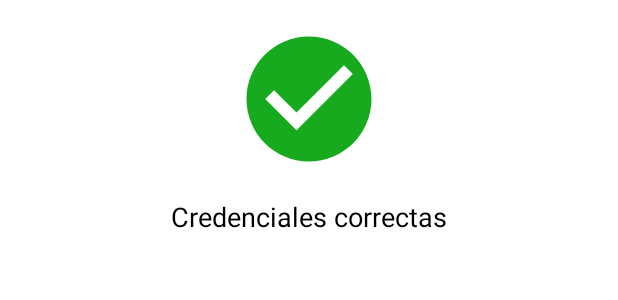
After one commit to jhossepsamuel231/movil_sesion3_2023, an Android app: the layout dialog_success.xml on its own in the app's theme, with its tools: preview values and no code run, on a phone screen of 412 x 824 dp. The commit adds this screen. Shown: the top 300 px of the screen. Run offline under Robolectric (Android 15) with nearby library versions, the phone set to English and light mode, and no system bars.

Commit message:
con Login version 2

```diff
--- /dev/null
+++ b/app/src/main/res/drawable/baseline_check_circle_24.xml
@@ -0,0 +1,5 @@
+<vector android:height="24dp" android:tint="#000000"
+    android:viewportHeight="24" android:viewportWidth="24"
+    android:width="24dp" xmlns:android="http://schemas.android.com/apk/res/android">
+    <path android:fillColor="@android:color/white" android:pathData="M12,2C6.48,2 2,6.48 2,12s4.48,10 10,10 10,-4.48 10,-10S17.52,2 12,2zM10,17l-5,-5 1.41,-1.41L10,14.17l7.59,-7.59L19,8l-9,9z"/>
+</vector>
--- /dev/null
+++ b/app/src/main/res/drawable/baseline_exit_to_app_24.xml
@@ -0,0 +1,5 @@
+<vector android:autoMirrored="true" android:height="24dp"
+    android:tint="#000000" android:viewportHeight="24"
+    android:viewportWidth="24" android:width="24dp" xmlns:android="http://schemas.android.com/apk/res/android">
+    <path android:fillColor="@android:color/white" android:pathData="M10.09,15.59L11.5,17l5,-5 -5,-5 -1.41,1.41L12.67,11H3v2h9.67l-2.58,2.59zM19,3H5c-1.11,0 -2,0.9 -2,2v4h2V5h14v14H5v-4H3v4c0,1.1 0.89,2 2,2h14c1.1,0 2,-0.9 2,-2V5c0,-1.1 -0.9,-2 -2,-2z"/>
+</vector>
--- a/app/src/main/res/layout/activity_login.xml
+++ b/app/src/main/res/layout/activity_login.xml
@@ -36,6 +36,7 @@
                 android:layout_marginBottom="16dp"
                 android:hint="Username"
                 android:inputType="text"
+                android:textColor="@color/black"
                 android:minHeight="48dp" />
 
             <EditText
@@ -45,6 +46,7 @@
                 android:layout_marginBottom="16dp"
                 android:hint="Password"
                 android:inputType="textPassword"
+                android:textColor="@color/black"
                 android:minHeight="48dp" />
 
             <Button
--- /dev/null
+++ b/app/src/main/res/layout/dialog_success.xml
@@ -0,0 +1,27 @@
+<?xml version="1.0" encoding="utf-8"?>
+<LinearLayout xmlns:android="http://schemas.android.com/apk/res/android"
+    xmlns:tools="http://schemas.android.com/tools"
+    android:layout_width="match_parent"
+    android:layout_height="wrap_content"
+    android:orientation="vertical"
+    android:padding="16dp">
+
+    <ImageView
+        android:layout_width="100dp"
+        android:layout_height="100dp"
+        android:layout_gravity="center"
+        android:src="@drawable/baseline_check_circle_24"
+        android:tint="@color/green"
+        tools:ignore="UseAppTint" />
+
+    <TextView
+        android:id="@+id/successMessageTextView"
+        android:layout_width="wrap_content"
+        android:layout_height="wrap_content"
+        android:layout_gravity="center"
+        android:layout_marginTop="16dp"
+        android:text="Credenciales correctas"
+        android:textColor="@color/black"
+        android:textSize="18sp" />
+
+</LinearLayout>
--- a/app/src/main/res/values/colors.xml
+++ b/app/src/main/res/values/colors.xml
@@ -3,4 +3,5 @@
     <color name="black">#FF000000</color>
     <color name="white">#FFFFFFFF</color>
     <color name="red">#ff0000</color>
+    <color name="green">#17AA1E</color>
 </resources>
```
Also changed, not shown: app/src/main/java/com/example/sesion03_2023/Login.java (+84 -9 lines), app/src/main/java/com/example/sesion03_2023/MainActivity.java (+7 -0 lines), app/src/main/java/com/example/sesion03_2023/User.java (added, +40 -0 lines), app/src/main/res/layout/dialog_error.xml (added, +26 -0 lines), app/src/main/res/menu/navigation_drawer_menu.xml (+10 -0 lines).
